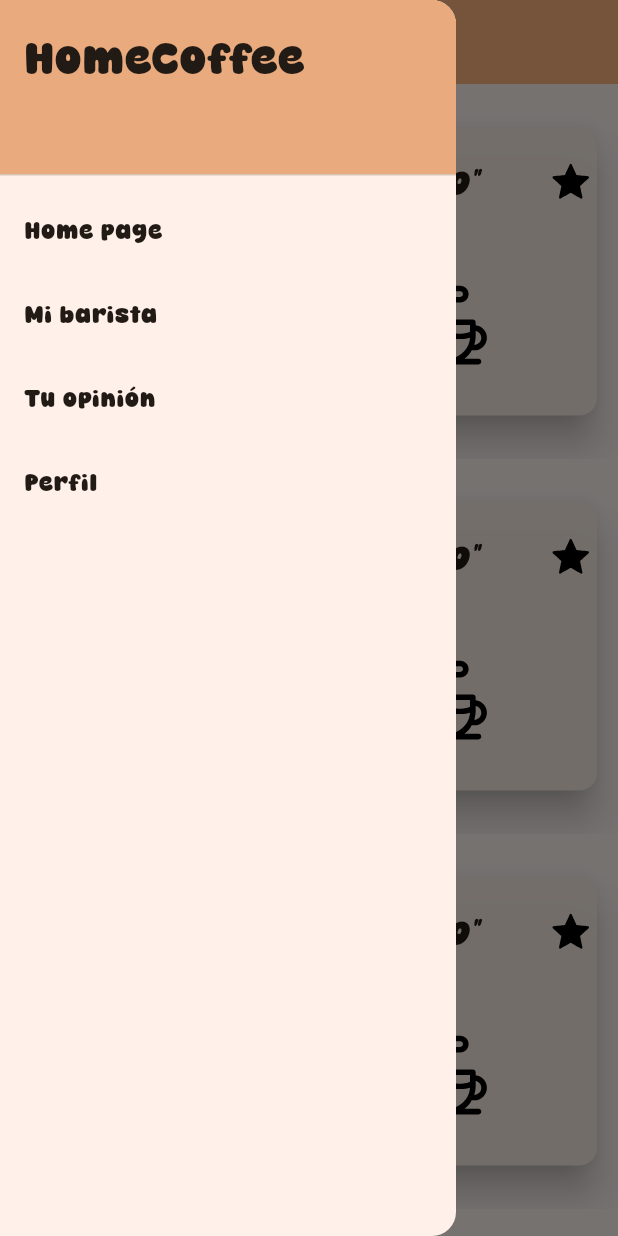
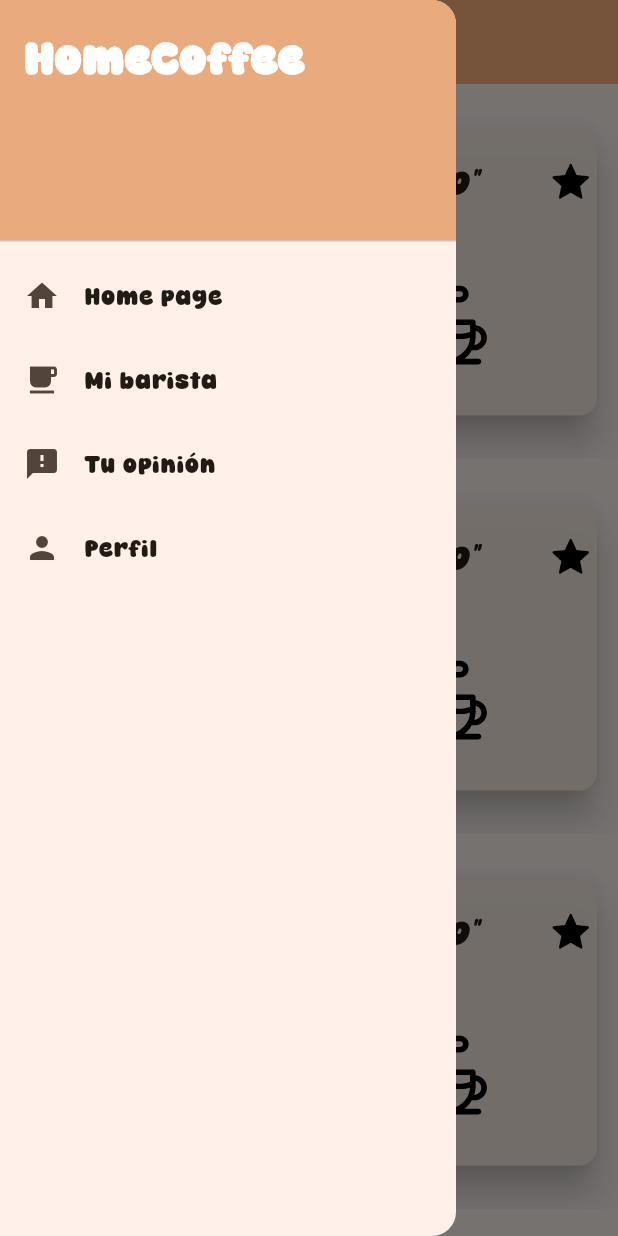
Before and after one commit to GermanAliaga/HomeCoffee, a Flutter app: the screen it shows after launch, with the side drawer open, on a phone screen of 412 x 824 dp. Run offline on Flutter 3.47's test engine with Material 3 defaults, Android fonts, the phone set to English and light mode, and no system bars; our stand-ins replace flutter_svg.

Commit message:
A ver que pasa

```diff
--- a/lib/main.dart
+++ b/lib/main.dart
@@ -6,6 +6,10 @@ import 'package:homecoffee/models/producto.dart';
 import 'package:homecoffee/models/receta.dart';
 import 'package:homecoffee/models/sistema.dart';
 import 'package:homecoffee/pages/splashscreen.dart';
+import 'package:homecoffee/pages/home.dart';
+import 'package:homecoffee/pages/mibarista.dart';
+import 'package:homecoffee/pages/tuopinion.dart';
+import 'package:homecoffee/pages/perfil.dart';
 import 'package:provider/provider.dart';
 
 void main() {
@@ -30,13 +34,22 @@ class MyApp extends StatelessWidget {
         title: 'HomeCoffee',
         theme: ThemeData(
           colorScheme: ColorScheme.fromSeed(
-                seedColor: const Color.fromARGB(249, 232, 169, 122)),
+            seedColor: const Color.fromARGB(249, 232, 169, 122),
+          ),
           brightness: Brightness.light,
           useMaterial3: true,
           fontFamily: 'Caramel',
         ),
         debugShowCheckedModeBanner: false,
-          home: const Splashscreen(),
-        ));
+        initialRoute: '/splash',
+        routes: {
+          '/splash': (context) => const Splashscreen(),
+          '/home': (context) => const HomePage(),
+          '/mibarista': (context) => const Mibarista(),
+          '/tuopinion': (context) => const Tuopinion(),
+          '/perfil': (context) => const Perfil(),
+        },
+      ),
+    );
   }
 }
--- a/lib/models/comentario.dart
+++ b/lib/models/comentario.dart
@@ -1,8 +1,14 @@
 import 'package:flutter/material.dart';
 
 class Comentario extends ChangeNotifier {
-  late String ID;
-  late String nombreCreador;
-  late Image imagenCreador;
-  late String descripcion;
+  String id = ''; // Se inicializa con un valor por defecto
+  String nombreCreador = '';
+  Image? imagenCreador; // Se hace opcional
+  String descripcion = '';
+
+  // Método para actualizar la descripción
+  void actualizarDescripcion(String nuevaDescripcion) {
+    descripcion = nuevaDescripcion;
+    notifyListeners(); // Notifica a los consumidores que hubo un cambio
+  }
 }
--- a/lib/models/mibarista.dart
+++ b/lib/models/mibarista.dart
@@ -2,7 +2,13 @@ import 'package:flutter/material.dart';
 import 'package:homecoffee/models/receta.dart';
 
 class Barista extends ChangeNotifier {
-  late String nombre = "Barista";
-  var listaRecetas = <Receta>{};
-  late String imagenPerfil;
+  String nombre = 'Barista';
+  List<Receta> listaRecetas = [];
+  String imagenPerfil = '';
+
+  // Método para agregar recetas y notificar
+  void agregarReceta(Receta receta) {
+    listaRecetas.add(receta);
+    notifyListeners();
+  }
 }
--- a/lib/models/person.dart
+++ b/lib/models/person.dart
@@ -3,33 +3,33 @@ import 'package:homecoffee/models/comentario.dart';
 import 'package:homecoffee/models/receta.dart';
 
 class Person extends ChangeNotifier {
-  late String ID;
-  late String nombre = "Joe Doe";
-  late String calificacion = "4.6";
-  var listaRecetas = <Receta>{};
-  var listaComentarios = <Comentario>{};
-  var listaFavoritos = <Receta>{};
-  late String imagenPerfil;
-  late String correo;
-  late String contrasena;
+  String id = '';
+  String nombre = 'Joe Doe';
+  String calificacion = '4.6';
+  List<Receta> listaRecetas = [];
+  List<Comentario> listaComentarios = [];
+  List<Receta> listaFavoritos = [];
+  String imagenPerfil = '';
+  String correo = '';
+  String contrasena = '';
+
+  // Método para agregar una receta y notificar
+  void agregarReceta(Receta receta) {
+    listaRecetas.add(receta);
+    notifyListeners();
   }
 
-void crearReceta() {
-  // Info
+  // Método para agregar un comentario y notificar
+  void agregarComentario(Comentario comentario) {
+    listaComentarios.add(comentario);
+    notifyListeners();
   }
 
-void gustarReceta() {
-  // Info
+  // Método para marcar receta como favorita
+  void marcarFavorito(Receta receta) {
+    if (!listaFavoritos.contains(receta)) {
+      listaFavoritos.add(receta);
+      notifyListeners();
     }
-
-void calificarReceta() {
-  // Info
   }
-
-void calcularCalificacion() {
-  // Info
 }
-
-void comentar() {
-  // Info
-}
--- a/lib/models/producto.dart
+++ b/lib/models/producto.dart
@@ -1,10 +1,16 @@
 import 'package:flutter/material.dart';
 
 class Producto extends ChangeNotifier {
-  late String ID;
-  late String nombre;
-  late String clasificacion;
-  late String imagenRef;
-  late double precio;
-  late String descripcion;
+  String id = '';
+  String nombre = '';
+  String clasificacion = '';
+  String imagenRef = '';
+  double precio = 0.0;
+  String descripcion = '';
+
+  // Método para actualizar el precio y notificar
+  void actualizarPrecio(double nuevoPrecio) {
+    precio = nuevoPrecio;
+    notifyListeners();
+  }
 }
--- a/lib/models/receta.dart
+++ b/lib/models/receta.dart
@@ -3,19 +3,21 @@ import 'package:homecoffee/models/producto.dart';
 import 'package:homecoffee/pages/comments.dart';
 
 class Receta extends ChangeNotifier {
-  late String ID;
-  late String nombre;
-  late String calificacion;
-  late String creador;
-  late bool estadoFav;
-  late String descripcion;
-  late String tiempoPrep;
-  var listaIngredientes = <Producto>{};
-  var listaInstrumentos = <Producto>{};
-  var listaComentarios = <Comments>{};
-  late String imagenRef;
+  String id = '';
+  String nombre = '';
+  String calificacion = '';
+  String creador = '';
+  bool estadoFav = false;
+  String descripcion = '';
+  String tiempoPrep = '';
+  List<Producto> listaIngredientes = [];
+  List<Producto> listaInstrumentos = [];
+  List<Comments> listaComentarios = [];
+  String imagenRef = '';
+
+  // Método para calcular la calificación y notificar
+  void calcularCalificacion() {
+    // Implementación de la lógica de cálculo
+    notifyListeners(); // Notifica cambios a los consumidores
+  }
 }
-
-void calcularCalificacion() {
-  // Info
-}
--- a/lib/models/sistema.dart
+++ b/lib/models/sistema.dart
@@ -4,15 +4,19 @@ import 'package:homecoffee/models/producto.dart';
 import 'package:homecoffee/models/receta.dart';
 
 class Sistema extends ChangeNotifier {
-  var listaUsuarios = <Person>{};
-  var listaRecetas = <Receta>{};
-  var listaProductos = <Producto>{};
+  List<Person> listaUsuarios = [];
+  List<Receta> listaRecetas = [];
+  List<Producto> listaProductos = [];
+
+  // Método para registrar un usuario y notificar
+  void registrarUsuario(Person usuario) {
+    listaUsuarios.add(usuario);
+    notifyListeners();
+  }
+
+  // Método para agregar un producto y notificar
+  void crearProducto(Producto producto) {
+    listaProductos.add(producto);
+    notifyListeners();
+  }
 }
-
-void registrarUsuario() {
-  // Info
-}
-
-void crearProducto() {
-  // Info
-}
--- a/lib/pages/home.dart
+++ b/lib/pages/home.dart
@@ -1,11 +1,6 @@
 import 'package:flutter/material.dart';
-import 'package:flutter/rendering.dart';
-import 'package:flutter_svg/svg.dart';
-import 'package:homecoffee/pages/bottomnavigationbar.dart';
+import 'package:homecoffee/pages/mydrawer.dart';
 import 'package:homecoffee/pages/coffepreparationcard.dart';
-import 'package:homecoffee/pages/mydrawer.dart';
-import 'package:homecoffee/pages/myhomepage.dart';
-import 'package:homecoffee/pages/searchbar.dart';
 
 class HomePage extends StatefulWidget {
   const HomePage({super.key});
@@ -22,7 +17,7 @@ class _HomePageState extends State<HomePage> {
         title: const Text('Home'),
         backgroundColor: Theme.of(context).colorScheme.inversePrimary,
       ),
-        drawer: MyDrawer(),
+      drawer: const MyDrawer(),
       body: CustomScrollView(
         slivers: <Widget>[
           SliverFixedExtentList(
@@ -31,13 +26,15 @@ class _HomePageState extends State<HomePage> {
               (BuildContext context, int index) {
                 return Container(
                   alignment: Alignment.center,
-                    child: CoffeCard(),
+                  child:
+                      const CoffeCard(), // Asegúrate de que CoffeCard funcione correctamente
                 );
               },
               childCount: 15,
             ),
           ),
         ],
-        ));
+      ),
+    );
   }
 }
--- a/lib/pages/mydrawer.dart
+++ b/lib/pages/mydrawer.dart
@@ -6,54 +6,52 @@ import 'package:homecoffee/pages/tuopinion.dart';
 
 class MyDrawer extends StatelessWidget {
   const MyDrawer({super.key});
+
   @override
   Widget build(BuildContext context) {
     return Drawer(
       child: ListView(
         padding: EdgeInsets.zero,
         children: [
-          const SizedBox(
-            height: 125,
-            child: DrawerHeader(
-              decoration: BoxDecoration(
-                color: Color.fromARGB(249, 232, 169, 122),
-              ),
-              child: Text(
-                'HomeCoffee',
-                style: TextStyle(fontSize: 30),
+          const DrawerHeader(
+            decoration: BoxDecoration(
+              color: Color.fromARGB(249, 232, 169, 122),
+            ),
+            child: Text(
+              'HomeCoffee',
+              style: TextStyle(
+                fontSize: 30,
+                fontWeight: FontWeight.bold,
+                color: Colors.white,
               ),
             ),
           ),
           ListTile(
+            leading: const Icon(Icons.home),
             title: const Text('Home page'),
             onTap: () {
-              Navigator.pop(context);
-              Navigator.push(context,
-                  MaterialPageRoute(builder: (context) => const HomePage()));
+              Navigator.of(context).pushReplacementNamed('/home');
             },
           ),
           ListTile(
+            leading: const Icon(Icons.local_cafe),
             title: const Text('Mi barista'),
             onTap: () {
-              Navigator.pop(context);
-              Navigator.push(context,
-                  MaterialPageRoute(builder: (context) => const Mibarista()));
+              Navigator.of(context).pushReplacementNamed('/mibarista');
             },
           ),
           ListTile(
+            leading: const Icon(Icons.feedback),
             title: const Text('Tu opinión'),
             onTap: () {
-              Navigator.pop(context);
-              Navigator.push(context,
-                  MaterialPageRoute(builder: (context) => const Tuopinion()));
+              Navigator.of(context).pushReplacementNamed('/tuopinion');
             },
           ),
           ListTile(
+            leading: const Icon(Icons.person),
             title: const Text('Perfil'),
             onTap: () {
-              Navigator.pop(context);
-              Navigator.push(context,
-                  MaterialPageRoute(builder: (context) => const Perfil()));
+              Navigator.of(context).pushReplacementNamed('/perfil');
             },
           ),
         ],
--- a/pubspec.yaml
+++ b/pubspec.yaml
@@ -8,7 +8,7 @@ publish_to: 'none' # Remove this line if you wish to publish to pub.dev
 version: 1.0.0+1
 
 environment:
-  sdk: ^3.5.4
+  sdk: ^3.24.5.
 
 
 dependencies:
```
Also changed, not shown: lib/pages/mibarista.dart (+27 -11 lines), lib/pages/perfil.dart (+6 -11 lines), lib/pages/tuopinion.dart (+44 -24 lines). Lines whose indentation alone changed are shown as unchanged.
